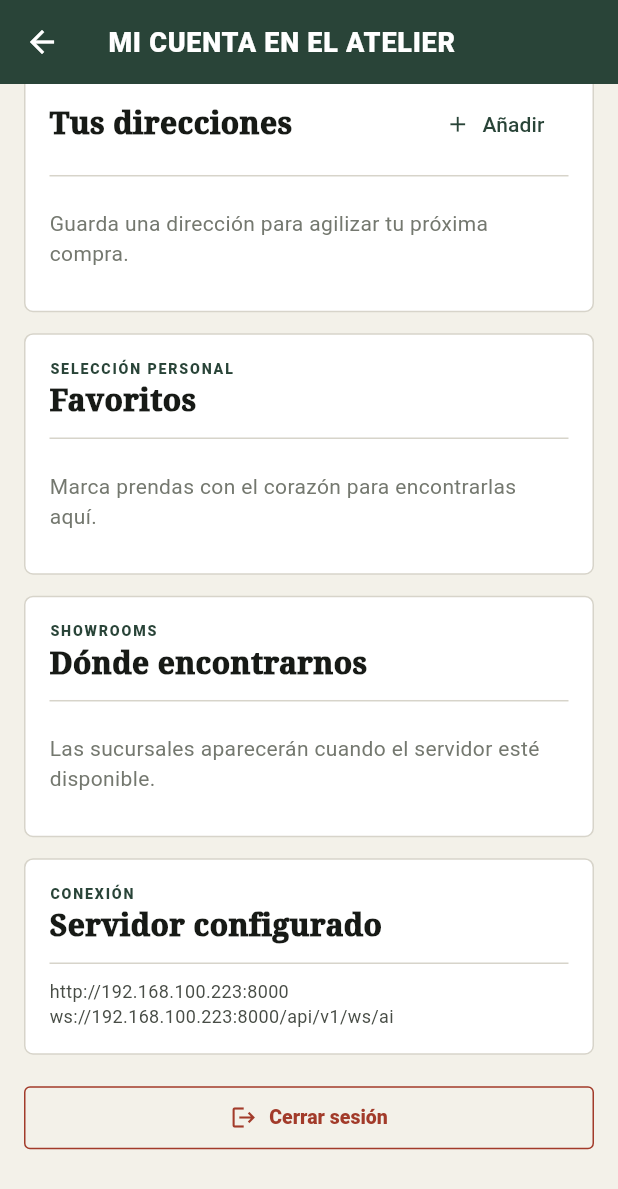
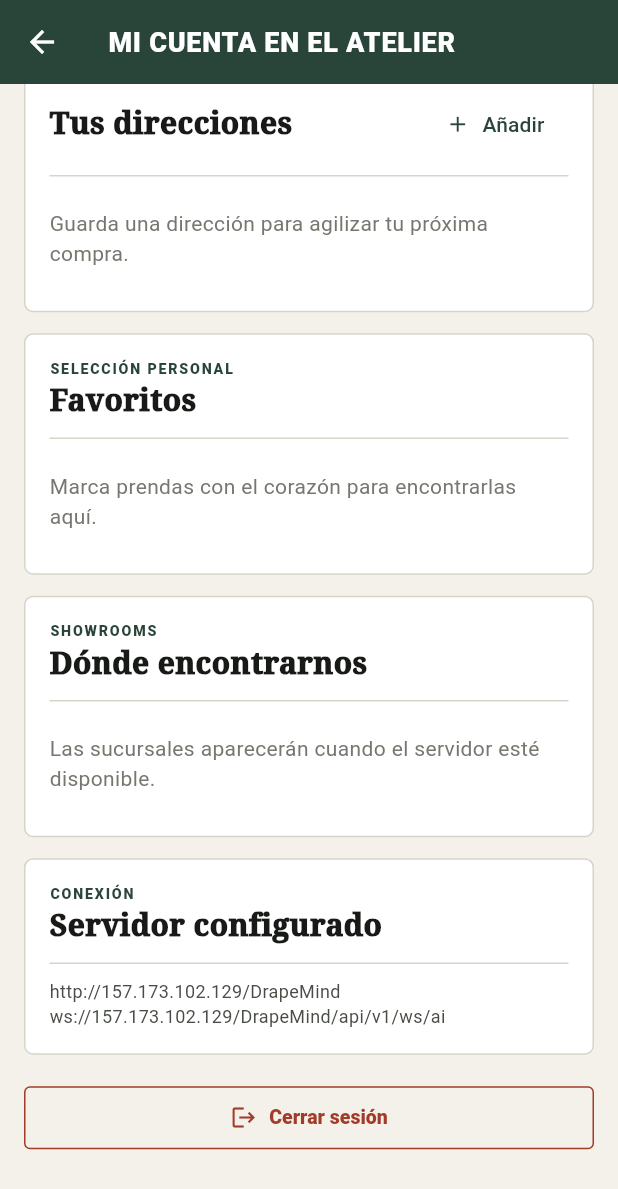
Before and after one commit to Gerstep360/DrapeMind-Movil, a Flutter app: the AccountScreen screen opened directly, scrolled down 576 dp, on a phone screen of 412 x 824 dp. Shown: the top 1189 px of the screen. Run offline on Flutter 3.47's test engine with Material 3 defaults, Android fonts, the phone set to English and light mode, and no system bars; our stand-ins replace camera, flutter_svg, shared_preferences; accounts and stored records are empty; network calls fail.

Commit message:
feat(mobile): configure VPS 157.173.102.129 and add release APK v1.0.0

```diff
--- a/lib/core/config/api_config.dart
+++ b/lib/core/config/api_config.dart
@@ -1,29 +1,29 @@
 /// Global configuration for DrapeMind Backend API & WebSockets.
 class ApiConfig {
-  /// Tu IP local explícita de red (obtenida de ipconfig) para conectar desde
-  /// emuladores, dispositivos físicos Android/iOS y navegadores.
-  static const String serverIp = '192.168.100.223';
-  static const int serverPort = 8000;
+  /// IP pública del servidor VPS de producción
+  static const String defaultServerIp = '157.173.102.129';
+  static const int defaultServerPort = 80;
+  static const String defaultPathPrefix = '/DrapeMind';
 
   static String? _customHost;
 
-  /// Cambia manualmente el host o IP si cambia de red Wi-Fi (ej. '192.168.1.50:8000')
+  /// Cambia manualmente el host o IP si se desea probar en red local (ej. '192.168.100.223:8000')
   static void setCustomHost(String host) {
-    _customHost = host;
+    _customHost = host.trim();
   }
 
-  /// Restablece el host a la IP por defecto
+  /// Restablece el host al VPS oficial de producción
   static void resetHost() {
     _customHost = null;
   }
 
-  /// Host activo: usa la IP explícita por defecto o la configurada
+  /// Host activo: usa la IP del VPS por defecto o la configurada manualmente
   static String get defaultHost {
     if (_customHost != null && _customHost!.isNotEmpty) {
       return _customHost!;
     }
-    // Usamos la IP explícita del servidor en la red local
-    return '$serverIp:$serverPort';
+    // Conexión directa por defecto al VPS de producción
+    return defaultServerIp;
   }
 
   static bool get isSecure => false;
@@ -31,17 +31,44 @@ class ApiConfig {
   static String get httpScheme => isSecure ? 'https' : 'http';
   static String get wsScheme => isSecure ? 'wss' : 'ws';
 
-  /// Base URL: e.g. http://192.168.100.223:8000
-  static String get baseUrl => '$httpScheme://$defaultHost';
+  /// Determina si el host actual incluye prefijo de ruta (ej. VPS con /DrapeMind)
+  static String get _effectivePrefix {
+    if (_customHost != null && _customHost!.isNotEmpty) {
+      // Si el usuario configuró una IP local como '192.168.x.x:8000' o localhost sin subpath
+      if (_customHost!.contains('/')) {
+        return '';
+      }
+      if (_customHost!.contains(':8000') || _customHost!.contains('192.168.') || _customHost!.contains('localhost') || _customHost!.contains('10.0.2.2')) {
+        return '';
+      }
+    }
+    return defaultPathPrefix;
+  }
 
-  /// API V1 URL: e.g. http://192.168.100.223:8000/api/v1
+  /// Base URL: e.g. http://157.173.102.129/DrapeMind o http://192.168.100.223:8000
+  static String get baseUrl {
+    final host = defaultHost;
+    if (host.startsWith('http://') || host.startsWith('https://')) {
+      return host.endsWith('/') ? host.substring(0, host.length - 1) : host;
+    }
+    final prefix = _effectivePrefix;
+    return '$httpScheme://$host$prefix';
+  }
+
+  /// API V1 URL: e.g. http://157.173.102.129/DrapeMind/api/v1
   static String get apiV1Url => '$baseUrl/api/v1';
 
-  /// AI WebSocket URL: e.g. ws://192.168.100.223:8000/api/v1/ws/ai
-  static String get aiWsUrl => '$wsScheme://$defaultHost/api/v1/ws/ai';
+  /// AI WebSocket URL: e.g. ws://157.173.102.129/DrapeMind/api/v1/ws/ai
+  static String get aiWsUrl {
+    final base = baseUrl.replaceFirst('http://', 'ws://').replaceFirst('https://', 'wss://');
+    return '$base/api/v1/ws/ai';
+  }
 
-  /// Realtime Events WebSocket URL: e.g. ws://192.168.100.223:8000/api/v1/ws/events
-  static String get eventsWsUrl => '$wsScheme://$defaultHost/api/v1/ws/events';
+  /// Realtime Events WebSocket URL: e.g. ws://157.173.102.129/DrapeMind/api/v1/ws/events
+  static String get eventsWsUrl {
+    final base = baseUrl.replaceFirst('http://', 'ws://').replaceFirst('https://', 'wss://');
+    return '$base/api/v1/ws/events';
+  }
 
   /// Helper to convert relative asset URLs (e.g. '/static/products/sample.jpg') to full URLs
   static String resolveMediaUrl(String? path) {
```
Also changed, not shown: 2 other files.
